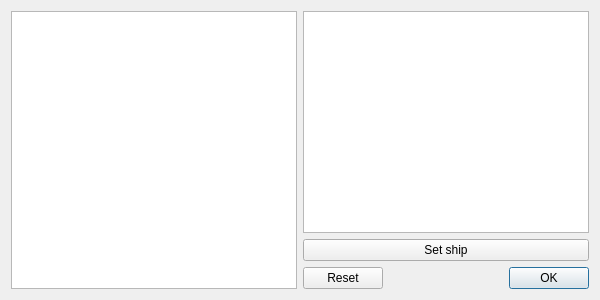
stephan-gh/SeaBattle, file client/game/gamepreparewidget.ui: the form before one commit.
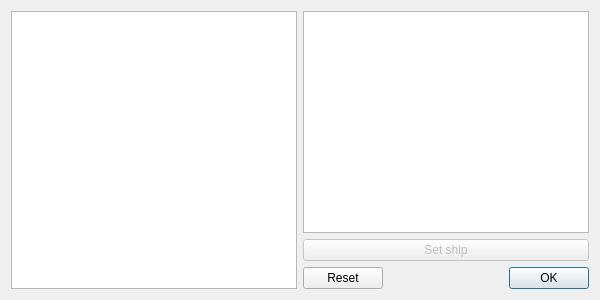
The form after the commit.

```diff
--- a/client/game/gamepreparewidget.ui
+++ b/client/game/gamepreparewidget.ui
@@ -21,6 +21,9 @@
      </item>
      <item>
       <widget class="QPushButton" name="pushButtonSetShip">
+       <property name="enabled">
+        <bool>false</bool>
+       </property>
        <property name="text">
         <string>Set ship</string>
        </property>
```
Left out of the diff: 14 changed lines with no effect on the pictures.
